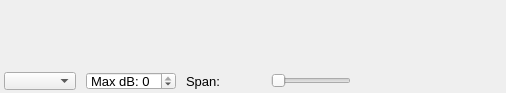
oldscienceguy/PebbleSDR, file application/spectrumwidget.ui: the form before one commit.
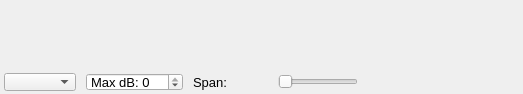
The form after the commit.

Commit message: Major change to zoom: Before this checkin, zoom occured in normal spectrum or waterfall.  Now zoom opens up a separate plot area.  The zoom area is always centered on the mixer frequency and show the active signal. Todo: Support click in zoom

```diff
--- a/application/spectrumwidget.ui
+++ b/application/spectrumwidget.ui
@@ -6,8 +6,8 @@
    <rect>
     <x>0</x>
     <y>0</y>
-    <width>506</width>
-    <height>93</height>
+    <width>523</width>
+    <height>94</height>
    </rect>
   </property>
   <property name="sizePolicy">
@@ -19,7 +19,7 @@
   <property name="windowTitle">
    <string>SpectrumWidget</string>
   </property>
-  <layout class="QVBoxLayout" name="verticalLayout">
+  <layout class="QVBoxLayout" name="verticalLayout" stretch="0">
    <property name="spacing">
     <number>0</number>
    </property>
@@ -49,10 +49,13 @@
      <property name="frameShadow">
       <enum>QFrame::Plain</enum>
      </property>
-     <layout class="QVBoxLayout" name="verticalLayout_2">
+     <layout class="QVBoxLayout" name="verticalLayout_2" stretch="2,0,3,0,0">
       <property name="spacing">
        <number>0</number>
       </property>
+      <property name="sizeConstraint">
+       <enum>QLayout::SetDefaultConstraint</enum>
+      </property>
       <property name="leftMargin">
        <number>0</number>
       </property>
@@ -65,6 +68,62 @@
       <property name="bottomMargin">
        <number>0</number>
       </property>
+      <item>
+       <widget class="QFrame" name="zoomPlotFrame">
+        <property name="sizePolicy">
+         <sizepolicy hsizetype="Preferred" vsizetype="Preferred">
+          <horstretch>0</horstretch>
+          <verstretch>0</verstretch>
+         </sizepolicy>
+        </property>
+        <property name="minimumSize">
+         <size>
+          <width>0</width>
+          <height>20</height>
+         </size>
+        </property>
+        <property name="maximumSize">
+         <size>
+          <width>16777215</width>
+          <height>16777215</height>
+         </size>
+        </property>
+        <property name="frameShape">
+         <enum>QFrame::NoFrame</enum>
+        </property>
+        <property name="frameShadow">
+         <enum>QFrame::Raised</enum>
+        </property>
+       </widget>
+      </item>
+      <item>
+       <widget class="QFrame" name="zoomLabelFrame">
+        <property name="sizePolicy">
+         <sizepolicy hsizetype="Preferred" vsizetype="Fixed">
+          <horstretch>0</horstretch>
+          <verstretch>0</verstretch>
+         </sizepolicy>
+        </property>
+        <property name="minimumSize">
+         <size>
+          <width>0</width>
+          <height>10</height>
+         </size>
+        </property>
+        <property name="maximumSize">
+         <size>
+          <width>16777215</width>
+          <height>10</height>
+         </size>
+        </property>
+        <property name="frameShape">
+         <enum>QFrame::NoFrame</enum>
+        </property>
+        <property name="frameShadow">
+         <enum>QFrame::Raised</enum>
+        </property>
+       </widget>
+      </item>
       <item>
        <widget class="QFrame" name="plotFrame">
         <property name="sizePolicy">
@@ -76,7 +135,7 @@
         <property name="minimumSize">
          <size>
           <width>0</width>
-          <height>0</height>
+          <height>30</height>
          </size>
         </property>
         <property name="frameShape">
@@ -89,6 +148,12 @@
       </item>
       <item>
        <widget class="QFrame" name="labelFrame">
+        <property name="sizePolicy">
+         <sizepolicy hsizetype="Preferred" vsizetype="Fixed">
+          <horstretch>0</horstretch>
+          <verstretch>0</verstretch>
+         </sizepolicy>
+        </property>
         <property name="minimumSize">
          <size>
           <width>0</width>
@@ -98,7 +163,7 @@
         <property name="maximumSize">
          <size>
           <width>16777215</width>
-          <height>15</height>
+          <height>10</height>
          </size>
         </property>
         <property name="frameShape">
@@ -111,6 +176,12 @@
       </item>
       <item>
        <widget class="QFrame" name="controlFrame">
+        <property name="sizePolicy">
+         <sizepolicy hsizetype="Preferred" vsizetype="Fixed">
+          <horstretch>0</horstretch>
+          <verstretch>0</verstretch>
+         </sizepolicy>
+        </property>
         <property name="minimumSize">
          <size>
           <width>0</width>
@@ -280,7 +351,7 @@
            <property name="minimumSize">
             <size>
              <width>120</width>
-             <height>0</height>
+             <height>18</height>
             </size>
            </property>
            <property name="maximumSize">
```
The commit also changes 3 other files.
